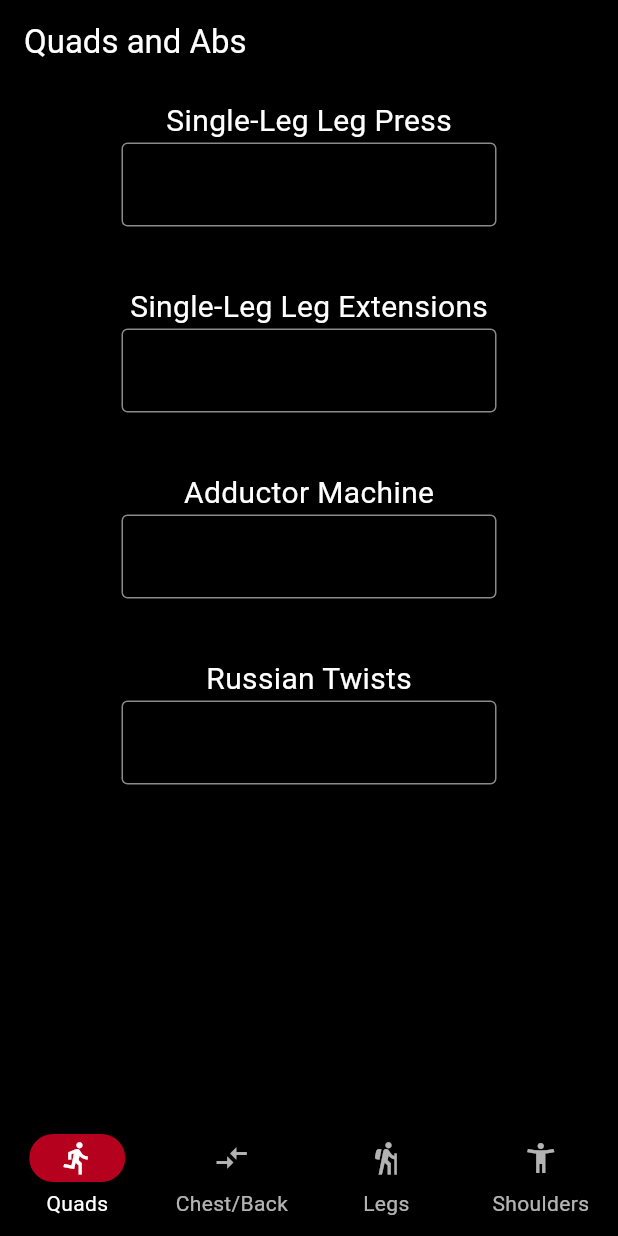
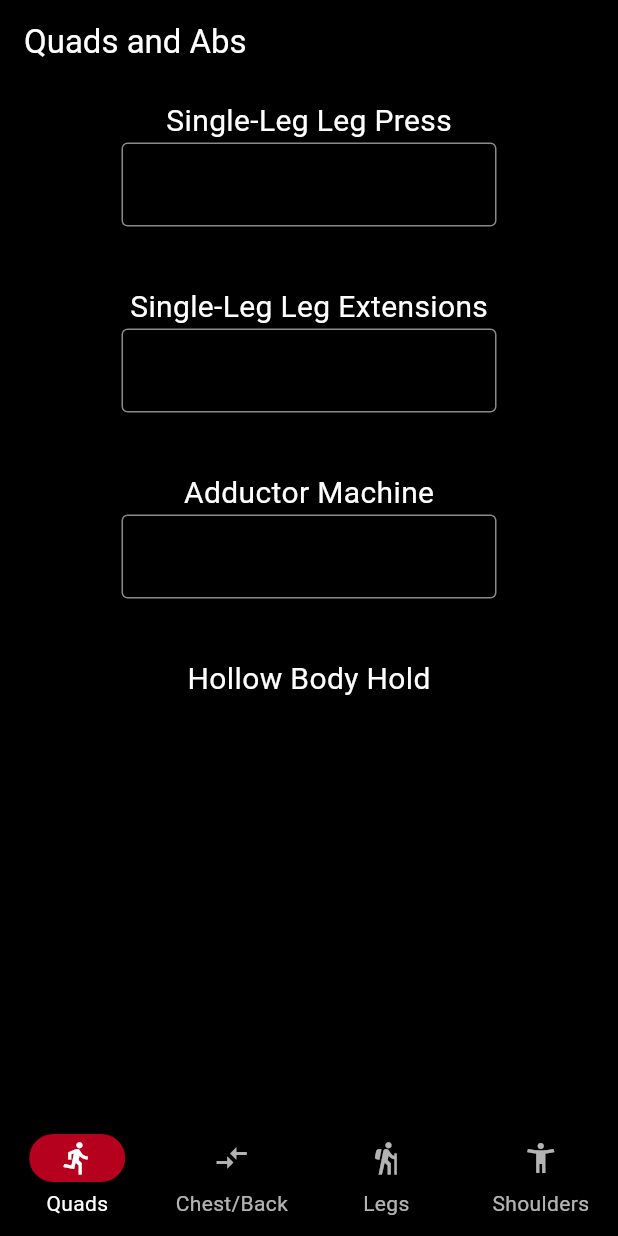
Before and after one commit to LukasDS/lds-workout-system, a Flutter app: the screen it shows after launch, on a phone screen of 412 x 824 dp. Run offline on Flutter 3.47's test engine with Material 3 defaults, Android fonts, the phone set to English and light mode, and no system bars; our stand-ins replace cloud_firestore, firebase_core, shared_preferences; accounts and stored records are empty; generated files the repository leaves out were written again.

Commit message:
feat: update ExerciseInfo to allow optional warmupInfo and adjust related widget logic

```diff
--- a/apps/mobile/lib/features/workout/domain/exercise_info.dart
+++ b/apps/mobile/lib/features/workout/domain/exercise_info.dart
@@ -1,7 +1,7 @@
 class ExerciseInfo {
   final String name;
   final bool requiresWeight;
-  final String Function(double?) warmupInfo;
+  final String Function(double?)? warmupInfo;
 
-  const ExerciseInfo({required this.name, required this.warmupInfo, this.requiresWeight = true});
+  const ExerciseInfo({required this.name, this.warmupInfo, this.requiresWeight = true});
 }
--- a/apps/mobile/lib/features/workout/presentation/exercise_widget.dart
+++ b/apps/mobile/lib/features/workout/presentation/exercise_widget.dart
@@ -108,10 +108,11 @@ class _ExerciseWidgetState extends State<ExerciseWidget> {
                         RegExp(r"^[0-9]*\.?[0-9]*$")),
                   ]),
             const SizedBox(height: 2),
-            Text(
-              widget.exerciseInfo.warmupInfo(_weight),
-              textAlign: TextAlign.center,
-              ),
+            if (widget.exerciseInfo.warmupInfo != null)
+              Text(
+                widget.exerciseInfo.warmupInfo!(_weight),
+                textAlign: TextAlign.center,
+                ),
             const SizedBox(height: 16)
           ]))
     ]));
--- a/apps/mobile/lib/features/workout/presentation/workout_screen.dart
+++ b/apps/mobile/lib/features/workout/presentation/workout_screen.dart
@@ -62,7 +62,7 @@ class _WorkoutScreenState extends State<WorkoutScreen> {
           ExerciseInfo(name: 'Single-Leg Leg Press', warmupInfo: getDefaultWarmupInfo),
           ExerciseInfo(name: 'Single-Leg Leg Extensions', warmupInfo: getDefaultWarmupInfo),
           ExerciseInfo(name: 'Adductor Machine', warmupInfo: getDefaultWarmupInfo),
-          ExerciseInfo(name: 'Russian Twists', warmupInfo: getDefaultWarmupInfo)
+          ExerciseInfo(name: 'Hollow Body Hold', requiresWeight: false)
         ],
       ),
       const WorkoutSplitWidget(
```
Also changed, not shown: 2 other files.
